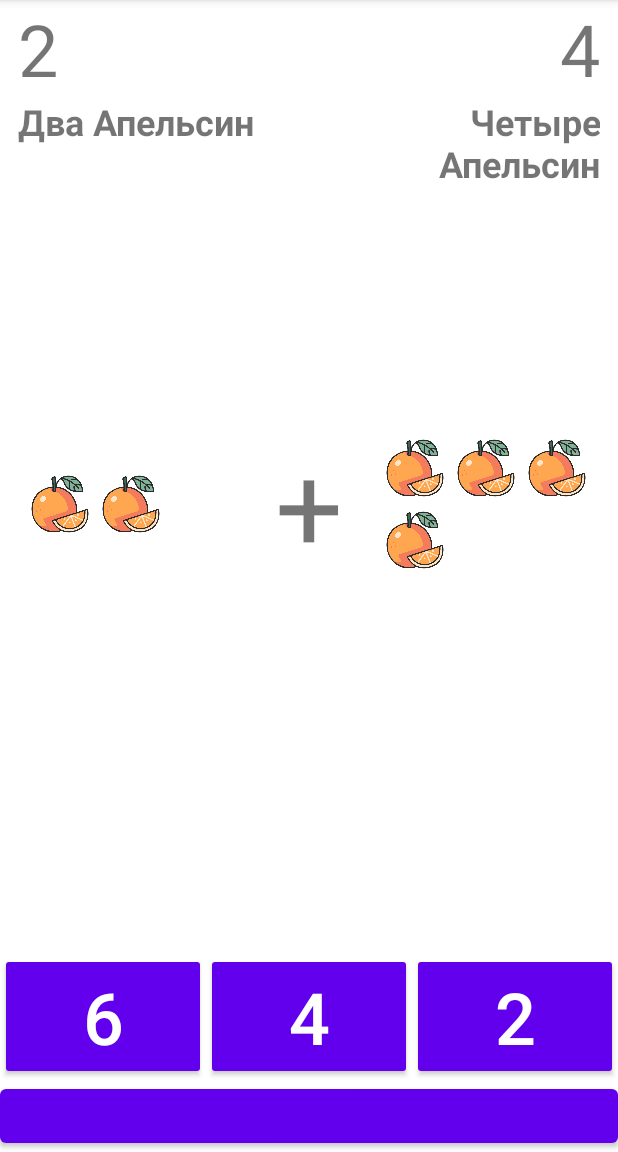
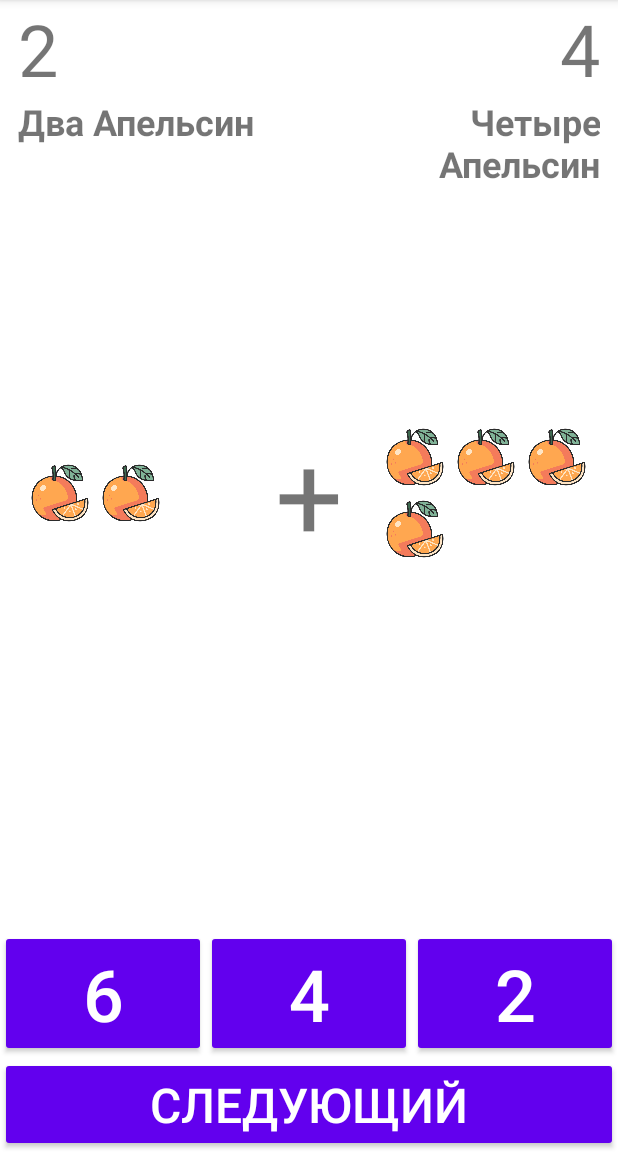
Before and after one commit to 1Alexander1-oss/KLSChildGame, an Android app: the ArithmeticActivity screen opened directly, with no data from a screen before it, on a phone screen of 412 x 824 dp, the part 84-1236 px from its top. Run offline under Robolectric (Android 15) with nearby library versions, the light colour scheme and no system bars.

Commit message:
increased button text size

```diff
--- a/app/src/main/res/layout/activity_arithmetic.xml
+++ b/app/src/main/res/layout/activity_arithmetic.xml
@@ -145,9 +145,12 @@
 
     <Button
         android:id="@+id/refresh"
+        style="@style/Widget.AppCompat.Button.Colored"
         android:layout_width="match_parent"
         android:layout_height="wrap_content"
         android:paddingLeft="12dp"
-        android:paddingRight="12dp" />
+        android:paddingRight="12dp"
+        android:textSize="32sp"
+        android:text="СЛЕДУЮЩИЙ"/>
 
 </LinearLayout>
```
